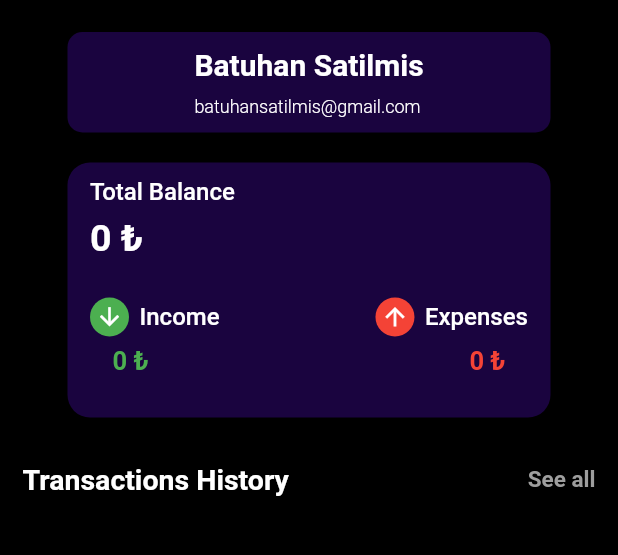
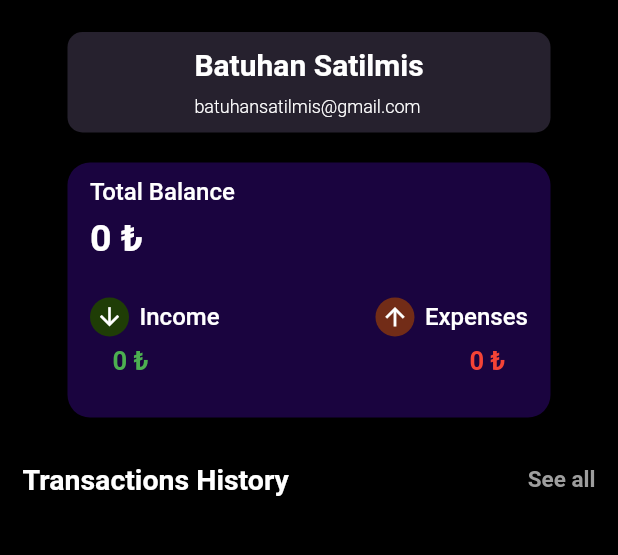
Before and after one commit to BatuhanSatilmis/Penny-Smart-Wallet, a Flutter app: the Home screen opened directly, on a phone screen of 412 x 824 dp, the part 58-613 px from its top. Run offline on Flutter 3.47's test engine with Material 2 defaults, Android fonts, the light colour scheme and no system bars; our stand-ins replace animate_do, hive, hive_flutter, image_picker, ionicons, syncfusion_flutter_charts; accounts and stored records are empty.

Commit message:
style 🎨 : styling home view

```diff
--- a/penny_smart_wallet_app/lib/Screens/home.dart
+++ b/penny_smart_wallet_app/lib/Screens/home.dart
@@ -65,7 +65,7 @@ class _HomeState extends State<Home> {
               child: Container(
                 margin: EdgeInsets.fromLTRB(45, 0, 45, 20),
                 decoration: BoxDecoration(
-                  color: Color.fromARGB(255, 26, 4, 63),
+                  color: Color.fromARGB(255, 38, 33, 46),
                   borderRadius: BorderRadius.circular(10),
                 ),
                 child: Padding(
@@ -121,7 +121,7 @@ class _HomeState extends State<Home> {
                     padding: EdgeInsets.only(top: 10, left: 40, right: 40),
                     child: Container(
                       decoration: BoxDecoration(
-                        color: Color.fromRGBO(34, 34, 34, 1),
+                        color: Color.fromARGB(255, 38, 33, 46),
                         borderRadius: BorderRadius.circular(10),
                       ),
                       child: getList(history, index),
@@ -260,7 +260,7 @@ class _HomeState extends State<Home> {
                     children: [
                       CircleAvatar(
                         radius: 13,
-                        backgroundColor: Colors.green,
+                        backgroundColor: Color.fromARGB(255, 31, 61, 6),
                         child: Icon(
                           Icons.arrow_downward,
                           color: Colors.white,
@@ -282,7 +282,7 @@ class _HomeState extends State<Home> {
                     children: [
                       CircleAvatar(
                         radius: 13,
-                        backgroundColor: Colors.red,
+                        backgroundColor: Color.fromARGB(255, 114, 44, 23),
                         child: Icon(
                           Icons.arrow_upward,
                           color: Colors.white,
```
